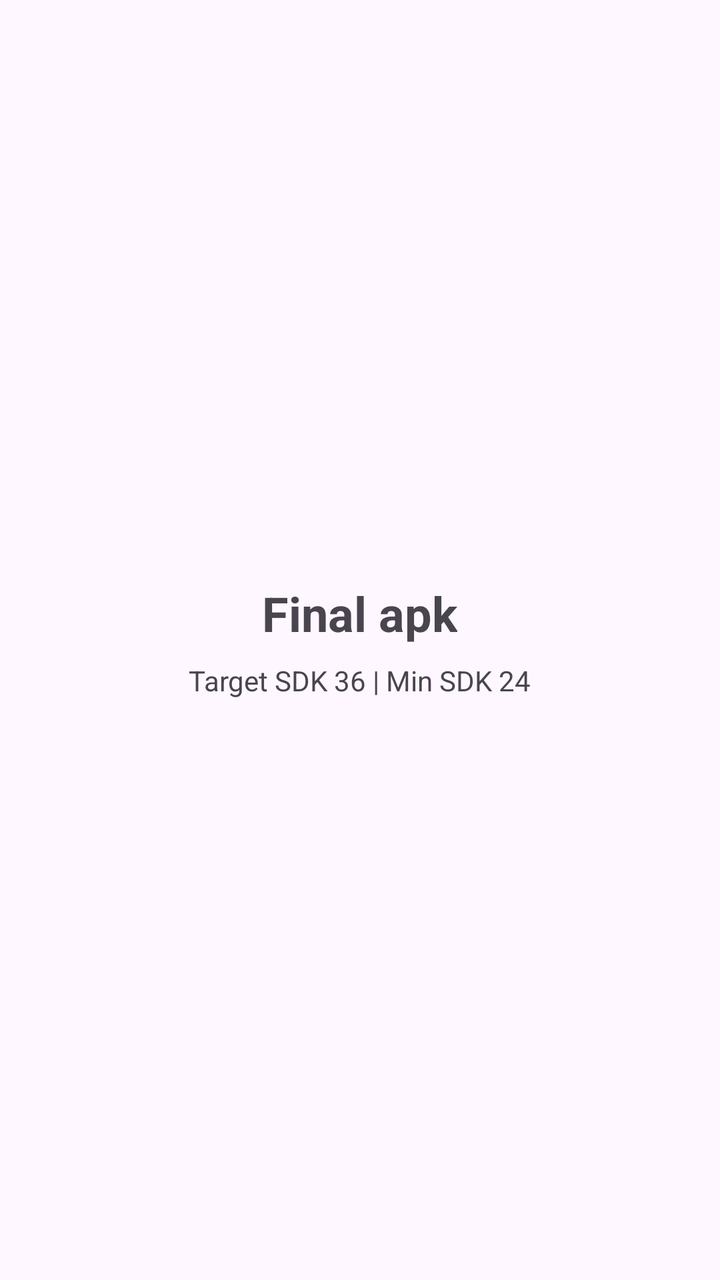
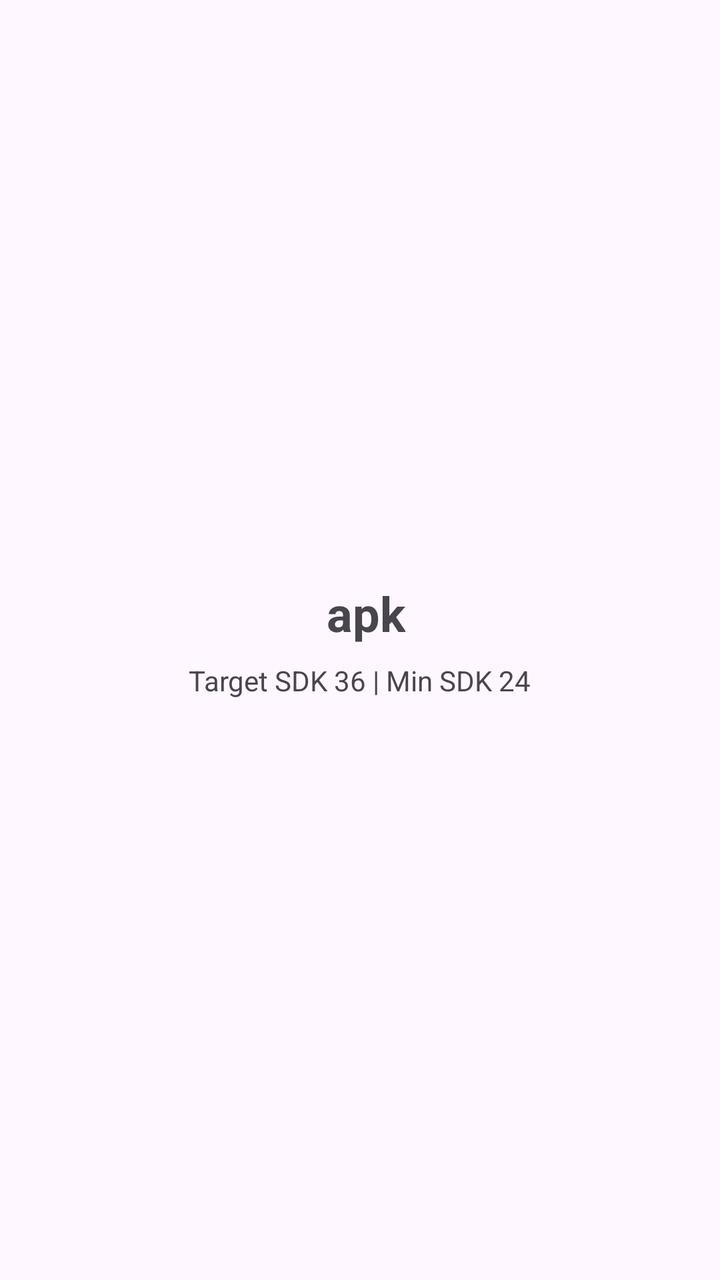

Screens rendered from an Android XML layout before and after an edit, with the pre-edit source and the edit as a unified diff.
<!-- AndroidManifest.xml: application theme Theme.AudioRecorder -->
<!-- res/layout/activity_main.xml -->
<?xml version="1.0" encoding="utf-8"?>
<LinearLayout xmlns:android="http://schemas.android.com/apk/res/android"
    android:layout_width="match_parent"
    android:layout_height="match_parent"
    android:gravity="center"
    android:orientation="vertical"
    android:padding="24dp">

    <TextView
        android:layout_width="wrap_content"
        android:layout_height="wrap_content"
        android:text="Final apk"
        android:textSize="24sp"
        android:textStyle="bold" />

    <TextView
        android:layout_width="wrap_content"
        android:layout_height="wrap_content"
        android:layout_marginTop="8dp"
        android:text="Target SDK 36 | Min SDK 24"
        android:textSize="14sp" />

</LinearLayout>
<!-- resources referenced by this layout -->
<resources>
  <style name="Theme.AudioRecorder" parent="Theme.Material3.DayNight.NoActionBar" />
</resources>

<!-- the commit's change to res/layout/activity_main.xml (unified diff, before → after) -->
@@ -9,7 +9,7 @@
     <TextView
         android:layout_width="wrap_content"
         android:layout_height="wrap_content"
-        android:text="Final apk"
+        android:text=" apk"
         android:textSize="24sp"
         android:textStyle="bold" />
 
